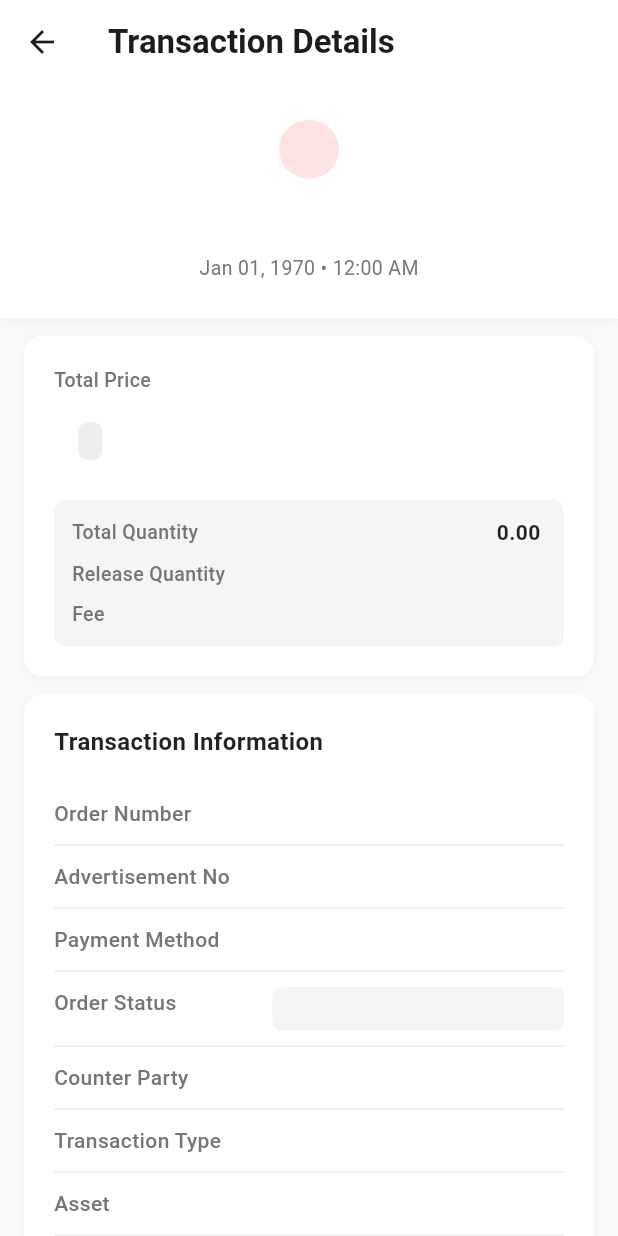
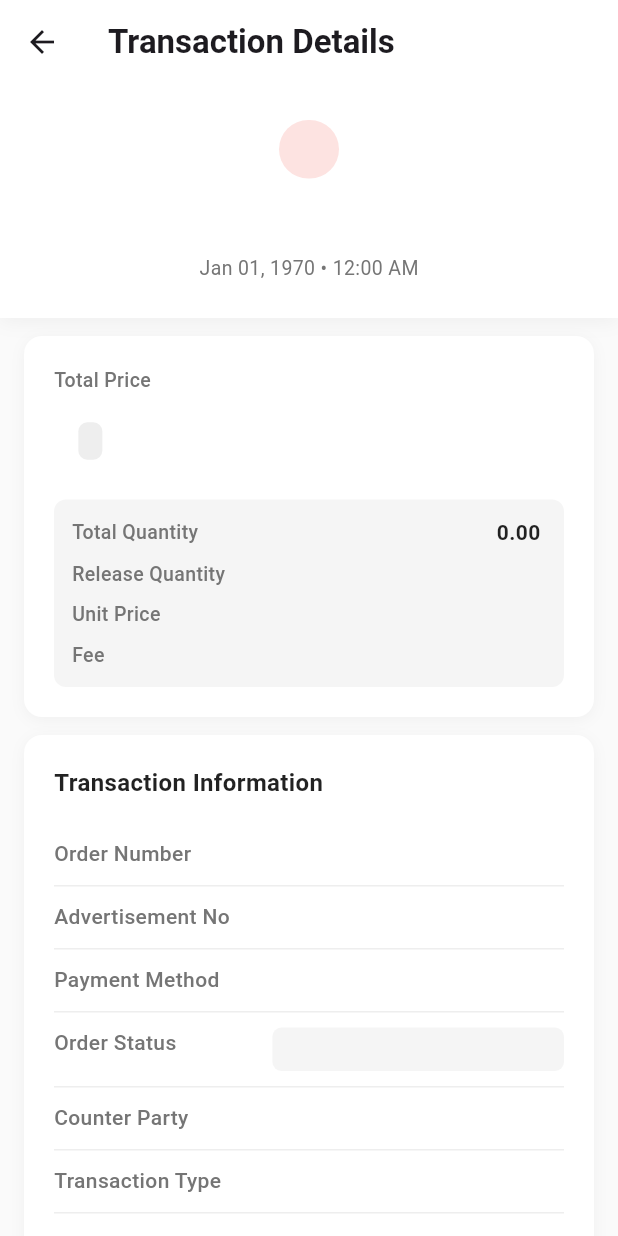
Before and after one commit to royalcourtbd/binance_order_info, a Flutter app: the TransactionDetailsScreen screen opened directly with empty values, on a phone screen of 412 x 824 dp. Run offline on Flutter 3.47's test engine with Material 3 defaults, Android fonts, the phone set to English and light mode, and no system bars; our stand-ins replace get, shared_preferences; accounts and stored records are empty; network calls fail.

Commit message:
Update quantity formatting and unit price display
Changed crypto amount and total quantity formatting to 2 decimal places in TransactionItemModel. Improved TransactionDetailsScreen to show unit price within amount details sections and removed duplicate unit price and commission rows from the summary section.

```diff
--- a/lib/models/transaction_item_model.dart
+++ b/lib/models/transaction_item_model.dart
@@ -58,13 +58,13 @@ class TransactionItemModel {
     if (cryptoAmount == null) return '0.00';
     final crypto = double.tryParse(cryptoAmount!) ?? 0.0;
     final fee = double.tryParse(commission ?? '0') ?? 0.0;
-    return (crypto - fee).toStringAsFixed(8);
+    return (crypto - fee).toStringAsFixed(2);
   }
 
   /// Returns the total quantity (base amount without commission calculation)
   String getTotalQuantity() {
     if (cryptoAmount == null) return '0.00';
-    return double.tryParse(cryptoAmount!)?.toStringAsFixed(8) ?? cryptoAmount!;
+    return double.tryParse(cryptoAmount!)?.toStringAsFixed(2) ?? cryptoAmount!;
   }
 
   factory TransactionItemModel.fromJson(Map<String, dynamic> json) {
--- a/lib/screens/transaction_details_screen.dart
+++ b/lib/screens/transaction_details_screen.dart
@@ -165,6 +165,13 @@ class TransactionDetailsScreen extends StatelessWidget {
                               'Total Quantity',
                               '${transaction.getTotalQuantity()} ${transaction.asset}',
                             ),
+                            if (transaction.unitPrice != null) ...[
+                              const SizedBox(height: 8),
+                              _buildAmountDetailRow(
+                                'Unit Price',
+                                '${double.tryParse(transaction.unitPrice!)?.toStringAsFixed(2) ?? transaction.unitPrice} ${transaction.fiat ?? ''}',
+                              ),
+                            ],
                             if (transaction.commission != null) ...[
                               const SizedBox(height: 8),
                               _buildAmountDetailRow(
@@ -184,6 +191,13 @@ class TransactionDetailsScreen extends StatelessWidget {
                               'Release Quantity',
                               '${transaction.getTotalQuantity()} ${transaction.asset}',
                             ),
+                            if (transaction.unitPrice != null) ...[
+                              const SizedBox(height: 8),
+                              _buildAmountDetailRow(
+                                'Unit Price',
+                                '${double.tryParse(transaction.unitPrice!)?.toStringAsFixed(2) ?? transaction.unitPrice} ${transaction.fiat ?? ''}',
+                              ),
+                            ],
                             if (transaction.commission != null) ...[
                               const SizedBox(height: 8),
                               _buildAmountDetailRow(
@@ -260,26 +274,6 @@ class TransactionDetailsScreen extends StatelessWidget {
                   if (transaction.asset != null) ...[
                     _buildDivider(),
                     _buildDetailRow('Asset', transaction.asset!),
-                  ],
-                  if (transaction.unitPrice != null) ...[
-                    _buildDivider(),
-                    _buildDetailRow(
-                      'Unit Price',
-                      '${double.tryParse(transaction.unitPrice!)?.toStringAsFixed(2) ?? transaction.unitPrice} ${transaction.fiat ?? ''}',
-                    ),
-                  ],
-                  _buildDivider(),
-                  _buildDetailRow(
-                    'Total Price',
-                    '${transaction.fiatSymbol ?? '৳'} ${double.tryParse(transaction.totalPrice)?.toStringAsFixed(2) ?? transaction.totalPrice}',
-                  ),
-                  if (transaction.commission != null) ...[
-                    _buildDivider(),
-                    _buildDetailRow(
-                      'Commission',
-                      '${double.tryParse(transaction.commission!)?.toStringAsFixed(2) ?? transaction.commission} ${transaction.asset ?? 'USDT'}',
-                      valueColor: Colors.orange,
-                    ),
                   ],
                   if (transaction.createTime != null) ...[
                     _buildDivider(),
```
